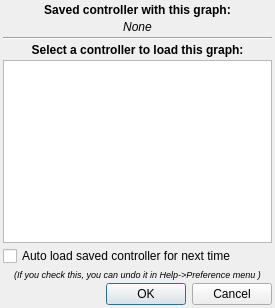
This is software/tulip/designer/ChooseControllerDialog.ui in jalamao/tulip-1 as Qt 5 draws it before an edit. The edited form follows.
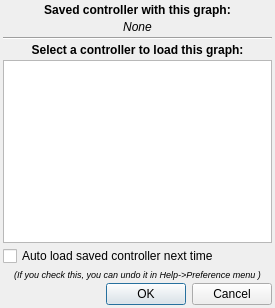
This is the edited form.

Commit message: english typo

The edit to the form file:
```diff
--- a/software/tulip/designer/ChooseControllerDialog.ui
+++ b/software/tulip/designer/ChooseControllerDialog.ui
@@ -90,7 +90,7 @@
      <item>
       <widget class="QCheckBox" name="askAgain" >
        <property name="text" >
-        <string>Auto load saved controller for next time</string>
+        <string>Auto load saved controller next time</string>
        </property>
       </widget>
      </item>
```
